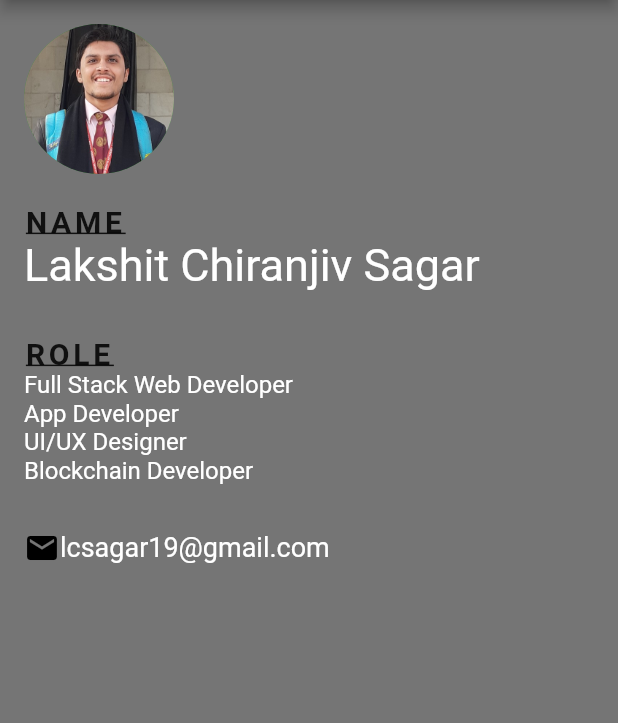
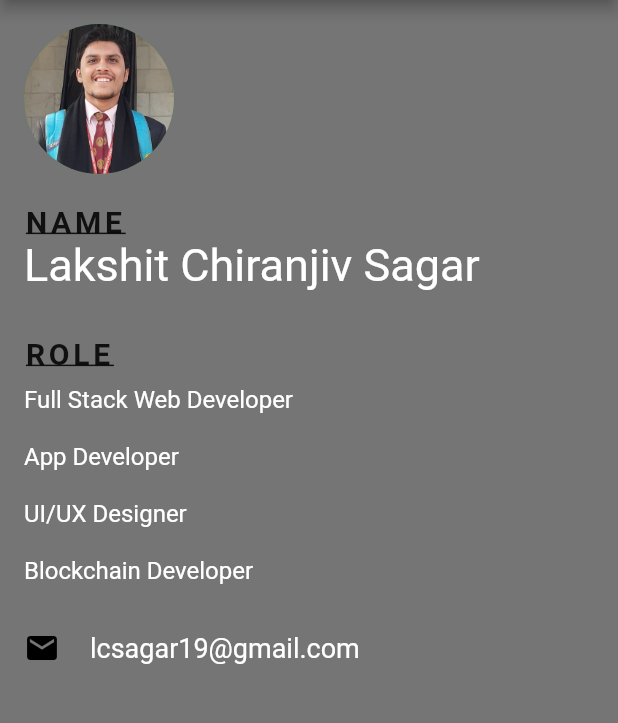
Before and after one commit to Lakshit-Chiranjiv/User-Details-App-Flutter, a Flutter app: the screen it shows after launch, on a phone screen of 412 x 824 dp, the part 84-807 px from its top. Run offline on Flutter 3.47's test engine with Material 2 defaults, Android fonts, the phone set to English and light mode, and no system bars.

Commit message:
added some sized boxes

```diff
--- a/lib/main.dart
+++ b/lib/main.dart
@@ -69,8 +69,11 @@ class AppHome extends StatelessWidget {
                   decoration: TextDecoration.underline,
                 ),
               ),
+              SizedBox(
+                height: 10.0,
+              ),
               Text(
-                "Full Stack Web Developer\nApp Developer\nUI/UX Designer\nBlockchain Developer",
+                "Full Stack Web Developer\n\nApp Developer\n\nUI/UX Designer\n\nBlockchain Developer",
                 style: TextStyle(
                   fontSize: 16.0,
                   color: Colors.white,
@@ -85,6 +88,9 @@ class AppHome extends StatelessWidget {
                   color: Colors.black,
                   size: 24.0,
                 ),
+                SizedBox(
+                  width: 20.0,
+                ),
                 Text(
                   "lcsagar19@gmail.com",
                   style: TextStyle(
@@ -94,6 +100,7 @@ class AppHome extends StatelessWidget {
                 ),
               ]),
             ],
+          ),
         ),
       ),
     );
```
